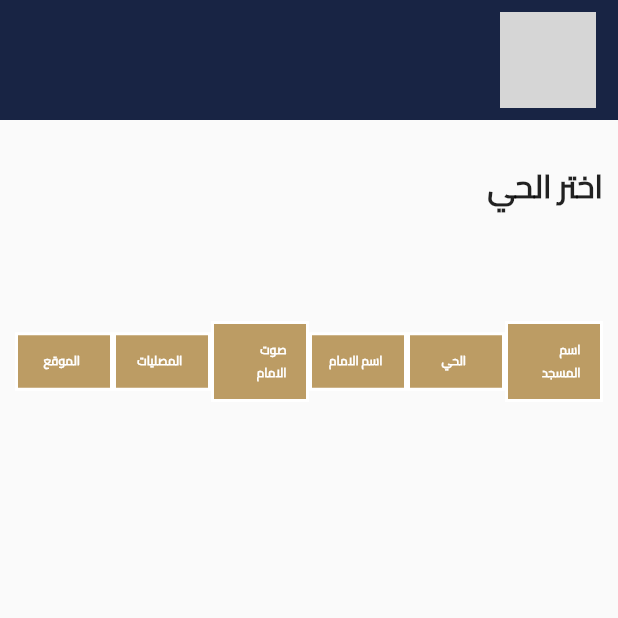
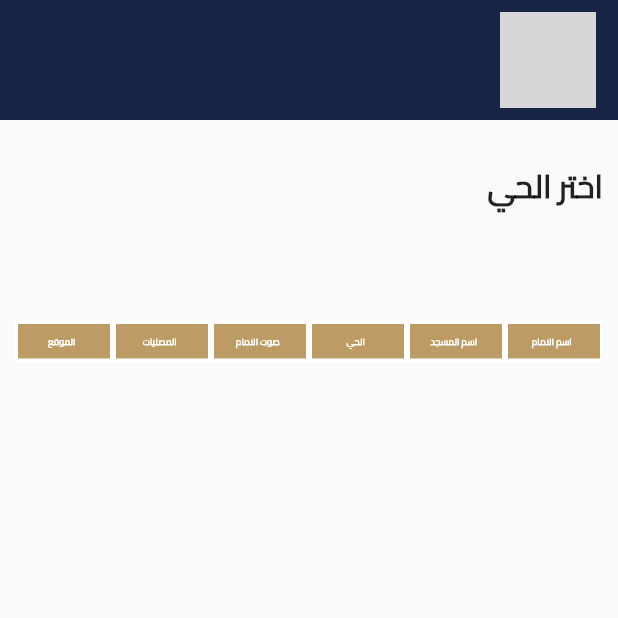
Before and after one commit to iiNawaf/traweeh_flutter, a Flutter app: the screen it shows after launch, on a phone screen of 412 x 824 dp, the top half of it. Run offline on Flutter 3.47's test engine with Material 2 defaults, Android fonts, the light colour scheme and no system bars; our stand-ins replace audioplayers, cloud_firestore, firebase_core; accounts and stored records are empty; grey boxes are pictures that could not be loaded.

Commit message:
Clear the audio icon color. Fixing some responsive problems. Switching the columns.

```diff
--- a/lib/shared/styles.dart
+++ b/lib/shared/styles.dart
@@ -0,0 +1,5 @@
+import 'package:flutter/cupertino.dart';
+
+const  ktextStyle = TextStyle(
+  fontSize: 14.0
+);
--- a/lib/views/home.dart
+++ b/lib/views/home.dart
@@ -113,169 +113,14 @@ class _HomePageState extends State<HomePage> {
 
   Widget _headersRow() {
     return Row(
-      children: [
-        Expanded(
-          child: Container(
-            padding: EdgeInsets.all(10),
-            decoration: BoxDecoration(
-                color: Color(0xffbc9c64),
-                border: Border.all(color: Colors.white, width: 2)),
-            child: Center(
-              child: LayoutBuilder(
-              builder: (context, constraints) {
-                if (constraints.maxWidth > 95) {
-                  return SelectableText(
-                    "اسم المسجد",
-                    style: TextStyle(
-                        fontWeight: FontWeight.bold, color: Colors.white),
-                  );
-                } else {
-                  return SelectableText(
-                    "اسم المسجد",
-                    style: TextStyle(
-                        fontWeight: FontWeight.bold, color: Colors.white, fontSize: 8),
-                  );
-                }
-              },
-            )
-            ),
-          ),
-        ),
-        Expanded(
-          child: Container(
-            padding: EdgeInsets.all(10),
-            decoration: BoxDecoration(
-                color: Color(0xffbc9c64),
-                border: Border.all(color: Colors.white, width: 2)),
-            child: Center(
-              child: LayoutBuilder(
-              builder: (context, constraints) {
-                if (constraints.maxWidth > 95) {
-                  return SelectableText(
-                    "الحي",
-                    style: TextStyle(
-                        fontWeight: FontWeight.bold, color: Colors.white),
-                  );
-                } else {
-                  return SelectableText(
-                    "الحي",
-                    style: TextStyle(
-                        fontWeight: FontWeight.bold, color: Colors.white, fontSize: 8),
-                  );
-                }
-              },
-            )
-            ),
-          ),
-        ),
-        Expanded(
-          child: Container(
-            padding: EdgeInsets.all(10),
-            decoration: BoxDecoration(
-                color: Color(0xffbc9c64),
-                border: Border.all(color: Colors.white, width: 2)),
-            child: Center(
-              child: LayoutBuilder(
-              builder: (context, constraints) {
-                if (constraints.maxWidth > 95) {
-                  return SelectableText(
-                    "اسم الامام",
-                    style: TextStyle(
-                        fontWeight: FontWeight.bold, color: Colors.white),
-                  );
-                } else {
-                  return SelectableText(
-                    "اسم الامام",
-                    style: TextStyle(
-                        fontWeight: FontWeight.bold, color: Colors.white, fontSize: 8),
-                  );
-                }
-              },
-            )
-            ),
-          ),
-        ),
-        Expanded(
-          child: Container(
-            padding: EdgeInsets.all(10),
-            decoration: BoxDecoration(
-                color: Color(0xffbc9c64),
-                border: Border.all(color: Colors.white, width: 2)),
-            child: Center(
-              child: LayoutBuilder(
-              builder: (context, constraints) {
-                if (constraints.maxWidth > 95) {
-                  return SelectableText(
-                    "صوت الامام",
-                    style: TextStyle(
-                        fontWeight: FontWeight.bold, color: Colors.white),
-                  );
-                } else {
-                  return SelectableText(
-                    "صوت الامام",
-                    style: TextStyle(
-                        fontWeight: FontWeight.bold, color: Colors.white, fontSize: 8),
-                  );
-                }
-              },
-            )
-            ),
-          ),
-        ),
-        Expanded(
-          child: Container(
-            padding: EdgeInsets.all(10),
-            decoration: BoxDecoration(
-                color: Color(0xffbc9c64),
-                border: Border.all(color: Colors.white, width: 2)),
-            child: Center(
-              child: LayoutBuilder(
-              builder: (context, constraints) {
-                if (constraints.maxWidth > 95) {
-                  return SelectableText(
-                    "المصليات",
-                    style: TextStyle(
-                        fontWeight: FontWeight.bold, color: Colors.white),
-                  );
-                } else {
-                  return SelectableText(
-                    "المصليات",
-                    style: TextStyle(
-                        fontWeight: FontWeight.bold, color: Colors.white, fontSize: 8),
-                  );
-                }
-              },
-            )
-            ),
-          ),
-        ),
-        Expanded(
-          child: Container(
-            padding: EdgeInsets.all(10),
-            decoration: BoxDecoration(
-                color: Color(0xffbc9c64),
-                border: Border.all(color: Colors.white, width: 2)),
-            child: Center(
-              child: LayoutBuilder(
-              builder: (context, constraints) {
-                if (constraints.maxWidth > 95) {
-                  return SelectableText(
-                    "الموقع",
-                    style: TextStyle(
-                        fontWeight: FontWeight.bold, color: Colors.white),
-                  );
-                } else {
-                  return SelectableText(
-                    "الموقع",
-                    style: TextStyle(
-                        fontWeight: FontWeight.bold, color: Colors.white, fontSize: 8),
-                  );
-                }
-              },
-            )
-            ),
-          ),
-        ),
+      children: const [
+        CustomHeader(text: 'اسم الامام',),
+        CustomHeader(text: 'اسم المسجد',),
+        CustomHeader(text: 'الحي',),
+        CustomHeader(text: 'صوت الامام',),
+        CustomHeader(text: 'المصليات',),
+        CustomHeader(text: 'الموقع',),
+
       ],
     );
   }
@@ -342,3 +187,42 @@ class _HomePageState extends State<HomePage> {
     );
   }
 }
+
+class CustomHeader extends StatelessWidget {
+  final String text;
+  const CustomHeader({
+    Key? key,required this.text,
+  }) : super(key: key);
+
+  @override
+  Widget build(BuildContext context) {
+    final width = MediaQuery.of(context).size.width;
+    return Expanded(
+      child: Container(
+        padding: EdgeInsets.all(6),
+        decoration: BoxDecoration(
+            color: Color(0xffbc9c64),
+            border: Border.all(color: Colors.white, width: 2)),
+        child: Center(
+          child: LayoutBuilder(
+          builder: (context, constraints) {
+            if (constraints.maxWidth > 95) {
+              return SelectableText(
+                text,
+                style: const TextStyle(
+                    fontWeight: FontWeight.bold, color: Colors.white),
+              );
+            } else {
+              return SelectableText(
+                  text,
+                style: TextStyle(
+                    fontWeight: FontWeight.bold, color: Colors.white, fontSize: width >= 1080? 8 :6 ),
+              );
+            }
+          },
+        )
+        ),
+      ),
+    );
+  }
+}
--- a/lib/widgets/audio_play.dart
+++ b/lib/widgets/audio_play.dart
@@ -13,6 +13,7 @@ class _AudioPlayState extends State<AudioPlay> {
   bool hasPlayed = false;
   bool isPaused = true;
   bool canBeResumed = false;
+  Color color = Colors.green;
 
   @override
   Widget build(BuildContext context) {
@@ -26,11 +27,12 @@ class _AudioPlayState extends State<AudioPlay> {
                 setState(() {
                   hasPlayed = true;
                   isPaused = false;
+                  color = Colors.black;
                 });
                 audioPlayer.play(widget.url);
               }
             },
-            child: Container(child: Icon(Icons.play_arrow, size: 30))
+            child:  Icon(Icons.play_arrow,color: color, size: 30)
           ) : Container(),
 
           hasPlayed ? GestureDetector(
@@ -38,16 +40,18 @@ class _AudioPlayState extends State<AudioPlay> {
               if(canBeResumed){
                 setState(() {
                   canBeResumed = false;
+                  color= Colors.black;
                 });
                 audioPlayer.resume();
               }else{
                 setState(() {
                   canBeResumed = true;
+                  color= Colors.green;
                 });
                 audioPlayer.pause();
               }
             },
-            child: Icon(canBeResumed ? Icons.play_arrow : Icons.pause, size: 30)
+            child: Icon(canBeResumed ? Icons.play_arrow : Icons.pause,color: color, size: 30)
           ) : Container(),
       ],
     );
--- a/lib/widgets/mosque_info.dart
+++ b/lib/widgets/mosque_info.dart
@@ -1,5 +1,6 @@
 import 'package:flutter/material.dart';
 import 'package:jeddah_mosques/models/Mosque.dart';
+import 'package:jeddah_mosques/shared/styles.dart';
 import 'package:jeddah_mosques/widgets/audio_play.dart';
 import 'package:url_launcher/url_launcher.dart';
 
@@ -9,6 +10,7 @@ class MosqueInfo extends StatelessWidget {
 
   @override
   Widget build(BuildContext context) {
+    final width = MediaQuery.of(context).size.width;
     return Padding(
       padding: const EdgeInsets.only(bottom: 0),
       child: Row(
@@ -22,7 +24,7 @@ class MosqueInfo extends StatelessWidget {
                 border: Border.all(color: Colors.white, width: 2)
               ),
               child: Center(
-                child: SelectableText("${mosque.mosqueName}")
+                child: SelectableText("${mosque.imamName}",style: ktextStyle.copyWith(fontSize: width> 412 ? 14.0:10.0))
                 )
                 ),
           ),
@@ -34,7 +36,7 @@ class MosqueInfo extends StatelessWidget {
                 color: Color(0xfff8ecdc),
                 border: Border.all(color: Colors.white, width: 2)
               ),
-              child: Center(child: SelectableText("${mosque.mosqueDistrict}"))),
+              child: Center(child: SelectableText("${mosque.mosqueName}",style: ktextStyle.copyWith(fontSize: width> 412 ? 14.0:10.0)))),
           ),
           Expanded(
             child: Container(
@@ -44,7 +46,7 @@ class MosqueInfo extends StatelessWidget {
                 color: Color(0xfff8ecdc),
                 border: Border.all(color: Colors.white, width: 2)
               ),
-              child: Center(child: SelectableText("${mosque.imamName}"))),
+              child: Center(child: SelectableText("${mosque.mosqueDistrict}",style: ktextStyle.copyWith(fontSize: width> 412 ? 14.0:10.0),))),
           ),
           Expanded(
             child: Container(
@@ -68,8 +70,8 @@ class MosqueInfo extends StatelessWidget {
               child: Row(
                 mainAxisAlignment: MainAxisAlignment.center,
                 children: [
-                  Image.asset('././assets/man.png', height: 30,),
-                  mosque.isWomenAllowed ? Image.asset('././assets/woman.png', height: 30) : Container()
+                  Image.asset('././assets/man.png', height: width > 500? 30 : 20,),
+                  mosque.isWomenAllowed ? Image.asset('././assets/woman.png', height: width > 500? 30 : 20,) : Container()
                 ],
               )
             ),
```
